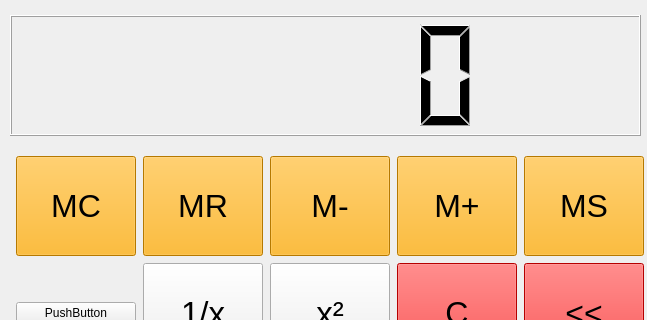
Old version of the form MainWindow.ui in the repository Beziu/Calculator; both pictures show x 0 to 647 and y 0 to 320 of the 647 by 853 pixel window.
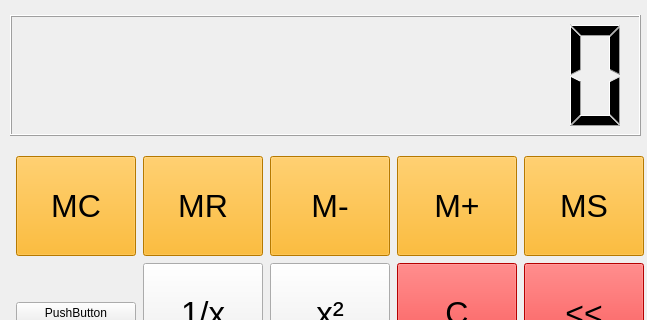
New version of the form.

Patch:
```diff
--- a/MainWindow.ui
+++ b/MainWindow.ui
@@ -23,6 +23,9 @@
       <height>121</height>
      </rect>
     </property>
+    <property name="digitCount">
+     <number>10</number>
+    </property>
    </widget>
    <widget class="QWidget" name="gridLayoutWidget">
     <property name="geometry">
```
